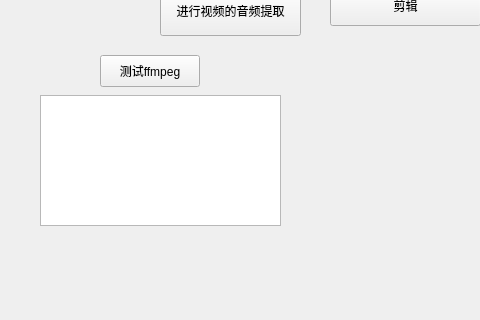
Before: the Qt Designer form mainwindow.ui in xyzlyz/audiolab, drawn with Qt 5; both pictures show x 0 to 480 and y 175 to 495 of the 800 by 600 pixel window.
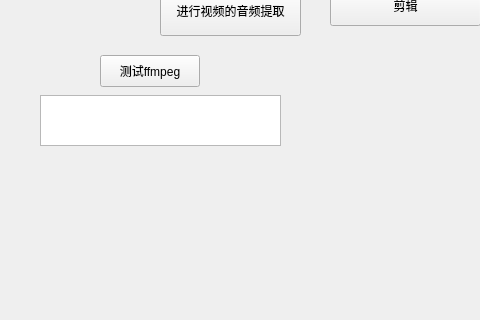
After: the same form once the commit is applied.

```diff
--- a/mainwindow.ui
+++ b/mainwindow.ui
@@ -59,7 +59,7 @@
       <x>40</x>
       <y>270</y>
       <width>241</width>
-      <height>131</height>
+      <height>51</height>
      </rect>
     </property>
    </widget>
```
Left out of the diff: 2 changed lines with no effect on the pictures.
